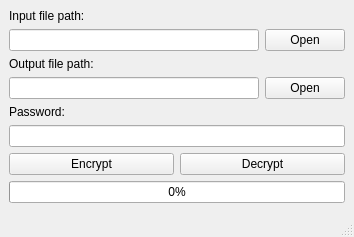
Above: src/mainwindow.ui from KriwkA/TranspositionCipher before the change. Below: the same form after it.
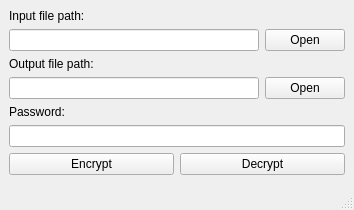
That is the form after the change.

Patch:
```diff
--- a/src/mainwindow.ui
+++ b/src/mainwindow.ui
@@ -7,7 +7,7 @@
     <x>0</x>
     <y>0</y>
     <width>354</width>
-    <height>237</height>
+    <height>210</height>
    </rect>
   </property>
   <property name="windowTitle">
@@ -84,17 +84,7 @@
       </property>
      </widget>
     </item>
-    <item row="7" column="0" colspan="2">
-     <widget class="QProgressBar" name="progress">
-      <property name="value">
-       <number>0</number>
-      </property>
-      <property name="alignment">
-       <set>Qt::AlignCenter</set>
-      </property>
-     </widget>
-    </item>
-    <item row="8" column="0">
+    <item row="7" column="0">
      <spacer name="verticalSpacer">
       <property name="orientation">
        <enum>Qt::Vertical</enum>
```
Left out of the diff: 42 changed lines with no effect on the pictures.
